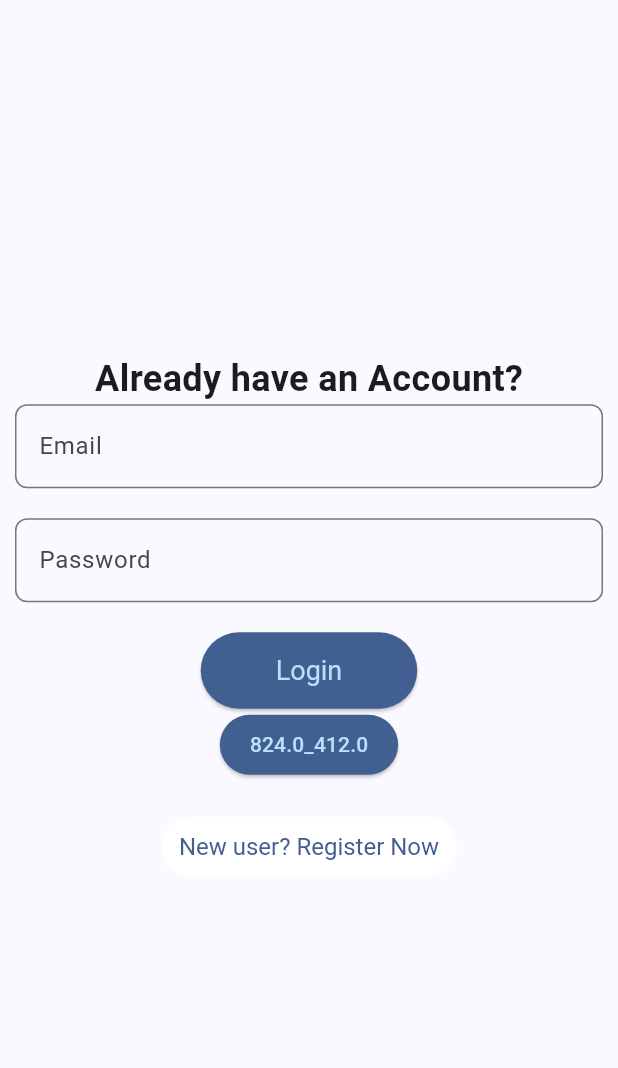
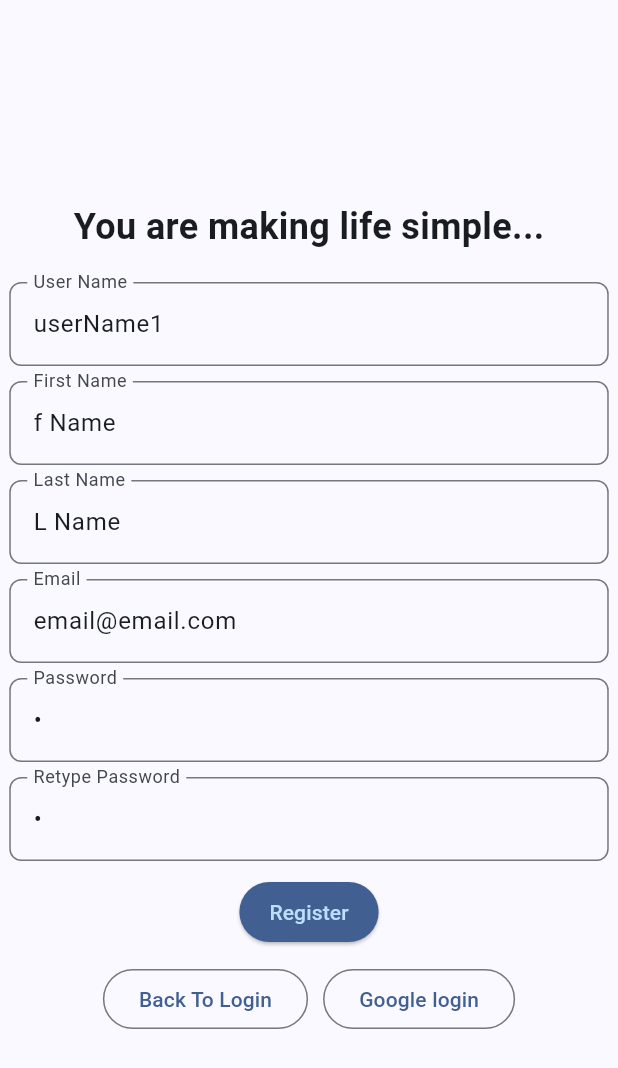
Before and after one commit to hrTomal/business_tracker_pro, a Flutter app: the AuthenticationPage screen opened by its route, after a tap on "New user? Register Now", on a phone screen of 412 x 824 dp. Shown: the top 1068 px of the screen. Run offline on Flutter 3.47's test engine with Material 3 defaults, Android fonts, the phone set to English and light mode, and no system bars; our stand-ins replace dropdown_search, equatable, flutter_bloc, flutter_native_splash, flutter_secure_storage, flutter_svg and 3 more; accounts and stored records are empty.

Commit message:
registration data submit done withot validation

```diff
--- a/lib/config/routes/app_routes.dart
+++ b/lib/config/routes/app_routes.dart
@@ -1,4 +1,5 @@
 import 'package:business_tracker/features/auth/presentation/pages/auth_page.dart';
+import 'package:business_tracker/features/auth/presentation/pages/register_page.dart';
 import 'package:business_tracker/features/categories/presentation/pages/add_categories.dart';
 import 'package:business_tracker/features/categories/presentation/pages/all_categories.dart';
 import 'package:business_tracker/features/dashboard/presentation/pages/dashboard.dart';
@@ -33,6 +34,7 @@ class AppRoutes {
   static const String addVendorPage = AddVendorPage.routeName;
   static const String allWarehousesPage = AllWarehousesPage.routeName;
   static const String addWarehousePage = AddWarehousePage.routeName;
+  static const String regiserPage = RegisterPage.routeName;
 
   static Route<dynamic> generateRoute(RouteSettings settings) {
     switch (settings.name) {
@@ -100,6 +102,10 @@ class AppRoutes {
         return MaterialPageRoute(
           builder: (_) => AddWarehousePage(),
         );
+      case regiserPage:
+        return MaterialPageRoute(
+          builder: (_) => const RegisterPage(),
+        );
       default:
         return MaterialPageRoute(
           builder: (_) => Scaffold(
--- /dev/null
+++ b/lib/features/auth/data/datasources/AuthenticationRemoteDataSource.dart
@@ -0,0 +1,37 @@
+import 'dart:convert';
+import 'package:business_tracker/core/storage/token_storage.dart';
+import 'package:business_tracker/core/utils/constants.dart';
+import 'package:business_tracker/features/auth/data/models/register_response.dart';
+import 'package:http/http.dart' as http;
+
+class AuthenticationRemoteDataSource {
+  final TokenStorage _tokenStorage = TokenStorage();
+
+  Future<void> registerUser(String email, String password, String firstName,
+      String lastName, String userName) async {
+    final url = Uri.parse('${AppConstants.baseUrl}/user/users/register/');
+
+    final response = await http.post(
+      url,
+      headers: {'Content-Type': 'application/json'},
+      body: json.encode({
+        'username': userName,
+        'email': email,
+        'password': password,
+        'password2': password,
+        'first_name': firstName,
+        'last_name': lastName,
+      }),
+    );
+
+    if (response.statusCode == 201) {
+      final responseData = json.decode(response.body);
+      final responseObj = RegisterResponse.fromJson(responseData);
+      await _tokenStorage.saveTokens(
+          responseObj.access ?? '', responseObj.refresh ?? '');
+    } else {
+      // Handle error response
+      throw Exception('Failed to register user');
+    }
+  }
+}
--- /dev/null
+++ b/lib/features/auth/domain/repositories/AuthenticationRepository.dart
@@ -0,0 +1,4 @@
+abstract class AuthenticationRepository {
+  Future<void> registerUser(String email, String password, String firstName,
+      String lastName, String userName);
+}
--- /dev/null
+++ b/lib/features/auth/domain/repositories/AuthenticationRepositoryImpl.dart
@@ -0,0 +1,15 @@
+import 'package:business_tracker/features/auth/data/datasources/AuthenticationRemoteDataSource.dart';
+import 'package:business_tracker/features/auth/domain/repositories/AuthenticationRepository.dart';
+
+class AuthenticationRepositoryImpl implements AuthenticationRepository {
+  final AuthenticationRemoteDataSource remoteDataSource;
+
+  AuthenticationRepositoryImpl(this.remoteDataSource);
+
+  @override
+  Future<void> registerUser(String email, String password, String firstName,
+      String lastName, String userName) async {
+    await remoteDataSource.registerUser(
+        email, password, firstName, lastName, userName);
+  }
+}
--- /dev/null
+++ b/lib/features/auth/presentation/blocs/register/register_bloc.dart
@@ -0,0 +1,24 @@
+import 'package:business_tracker/features/auth/domain/repositories/AuthenticationRepository.dart';
+import 'package:business_tracker/features/auth/presentation/blocs/register/register_event.dart';
+import 'package:business_tracker/features/auth/presentation/blocs/register/register_state.dart';
+import 'package:flutter_bloc/flutter_bloc.dart';
+import 'package:get_it/get_it.dart';
+
+class RegisterBloc extends Bloc<RegisterEvent, RegisterState> {
+  final AuthenticationRepository repository =
+      GetIt.I<AuthenticationRepository>();
+
+  RegisterBloc() : super(RegisterInitial()) {
+    on<RegisterSubmitted>((event, emit) async {
+      emit(RegisterLoading());
+
+      try {
+        await repository.registerUser(event.email, event.password,
+            event.firstName, event.lastName, event.userName);
+        emit(RegisterSuccess());
+      } catch (e) {
+        emit(RegisterFailure(error: e.toString()));
+      }
+    });
+  }
+}
--- /dev/null
+++ b/lib/features/auth/presentation/blocs/register/register_event.dart
@@ -0,0 +1,44 @@
+import 'package:equatable/equatable.dart';
+
+abstract class RegisterEvent extends Equatable {
+  const RegisterEvent();
+
+  @override
+  List<Object?> get props => [];
+}
+
+class RegisterSubmitted extends RegisterEvent {
+  final String email;
+  final String password;
+  final String firstName;
+  final String lastName;
+  final String userName;
+
+  const RegisterSubmitted(
+      {required this.email,
+      required this.password,
+      required this.firstName,
+      required this.lastName,
+      required this.userName});
+
+  @override
+  List<Object?> get props => [email, password, firstName, lastName, userName];
+}
+
+class RegisterEmailChanged extends RegisterEvent {
+  final String email;
+
+  const RegisterEmailChanged(this.email);
+
+  @override
+  List<Object?> get props => [email];
+}
+
+class RegisterPasswordChanged extends RegisterEvent {
+  final String password;
+
+  const RegisterPasswordChanged(this.password);
+
+  @override
+  List<Object?> get props => [password];
+}
--- /dev/null
+++ b/lib/features/auth/presentation/blocs/register/register_state.dart
@@ -0,0 +1,23 @@
+import 'package:equatable/equatable.dart';
+
+abstract class RegisterState extends Equatable {
+  const RegisterState();
+
+  @override
+  List<Object?> get props => [];
+}
+
+class RegisterInitial extends RegisterState {}
+
+class RegisterLoading extends RegisterState {}
+
+class RegisterSuccess extends RegisterState {}
+
+class RegisterFailure extends RegisterState {
+  final String error;
+
+  const RegisterFailure({required this.error});
+
+  @override
+  List<Object?> get props => [error];
+}
--- a/lib/features/auth/presentation/pages/auth_page.dart
+++ b/lib/features/auth/presentation/pages/auth_page.dart
@@ -1,3 +1,4 @@
+import 'package:business_tracker/features/auth/presentation/pages/register_page.dart';
 import 'package:business_tracker/features/common/presentation/widgets/buttons/custom_buttons.dart';
 import 'package:business_tracker/features/dashboard/presentation/pages/dashboard.dart';
 import 'package:flutter/material.dart';
@@ -36,7 +37,7 @@ class _AuthenticationPageState extends State<AuthenticationPage> {
                   ),
                 ),
               ),
-              SizedBox(height: 20),
+              const SizedBox(height: 20),
               TextField(
                 decoration: InputDecoration(
                   labelText: 'Password',
@@ -47,37 +48,49 @@ class _AuthenticationPageState extends State<AuthenticationPage> {
                 ),
                 obscureText: true,
               ),
-              SizedBox(height: 20),
+              const SizedBox(height: 20),
               ElevatedButton(
                 onPressed: () {},
+                style: ElevatedButton.styleFrom(
+                  backgroundColor: Theme.of(context).primaryColor,
+                  padding:
+                      const EdgeInsets.symmetric(horizontal: 50, vertical: 15),
+                  textStyle: const TextStyle(fontSize: 18),
+                ),
                 child: Text(
                   'Login',
                   style: TextStyle(
                     color: Theme.of(context).primaryColorLight,
                   ),
                 ),
-                style: ElevatedButton.styleFrom(
-                  backgroundColor: Theme.of(context).primaryColor,
-                  padding: EdgeInsets.symmetric(horizontal: 50, vertical: 15),
-                  textStyle: TextStyle(fontSize: 18),
-                ),
               ),
-              CustomButtonPrimary(
-                text: '',
-                height: pageHeight,
-                width: pageWidth,
+              // CustomButtonPrimary(
+              //   text: '',
+              //   height: pageHeight,
+              //   width: pageWidth,
+              //   onPressed: () {
+              //     Navigator.of(context).pushNamed(Dashboard.routeName);
+              //   },
+              // ),
+              const SizedBox(height: 10),
+              const Divider(
+                height: 5,
+              ),
+              const SizedBox(height: 10),
+              OutlinedButton.icon(
+                onPressed: () {},
+                icon: const Icon(Icons.login),
+                label: const Text('Google Login'),
+              ),
+              const SizedBox(height: 10),
+              TextButton(
                 onPressed: () {
-                  Navigator.of(context).pushNamed(Dashboard.routeName);
+                  Navigator.of(context).pushNamed(RegisterPage.routeName);
                 },
-              ),
-              SizedBox(height: 20),
-              TextButton(
-                onPressed: () {},
-                child: Text('New user? Register Now'),
                 style: TextButton.styleFrom(
                   backgroundColor: Theme.of(context).indicatorColor,
-                  textStyle: TextStyle(fontSize: 16),
                 ),
+                child: const Text('New user? Register Now'),
               ),
             ],
           ),
--- /dev/null
+++ b/lib/features/auth/presentation/pages/register_page.dart
@@ -0,0 +1,166 @@
+import 'package:business_tracker/config/styles/app_dimensions.dart';
+import 'package:business_tracker/features/auth/domain/repositories/AuthenticationRepository.dart';
+import 'package:business_tracker/features/auth/presentation/blocs/register/register_bloc.dart';
+import 'package:business_tracker/features/auth/presentation/blocs/register/register_event.dart';
+import 'package:business_tracker/features/auth/presentation/blocs/register/register_state.dart';
+import 'package:business_tracker/features/auth/presentation/pages/auth_page.dart';
+import 'package:business_tracker/features/common/presentation/widgets/CustomAppBar/custom_app_bar.dart';
+import 'package:business_tracker/features/common/presentation/widgets/buttons/custom_buttons.dart';
+import 'package:business_tracker/features/dashboard/presentation/pages/dashboard.dart';
+import 'package:flutter/material.dart';
+import 'package:flutter_bloc/flutter_bloc.dart';
+
+class RegisterPage extends StatefulWidget {
+  static const String routeName = 'register_page';
+
+  const RegisterPage({super.key});
+
+  @override
+  State<RegisterPage> createState() => _RegisterPageState();
+}
+
+class _RegisterPageState extends State<RegisterPage> {
+  final TextEditingController _userNameController =
+      TextEditingController(text: 'userName1');
+  final TextEditingController _firstNameController =
+      TextEditingController(text: 'f Name');
+  final TextEditingController _lastNameController =
+      TextEditingController(text: 'L Name');
+  final TextEditingController _emailController =
+      TextEditingController(text: 'email@email.com');
+  final TextEditingController _passwordController =
+      TextEditingController(text: '1');
+  final TextEditingController _retypePasswordController =
+      TextEditingController(text: '1');
+
+  @override
+  void dispose() {
+    _userNameController.dispose();
+    _firstNameController.dispose();
+    _lastNameController.dispose();
+    _emailController.dispose();
+    _passwordController.dispose();
+    _retypePasswordController.dispose();
+    super.dispose();
+  }
+
+  @override
+  Widget build(BuildContext context) {
+    var dimensions = AppDimensions(context);
+    double gap = 10;
+    return BlocProvider(
+      create: (context) => RegisterBloc(),
+      child: BlocListener<RegisterBloc, RegisterState>(
+        listener: (context, state) {
+          if (state is RegisterSuccess) {
+          } else if (state is RegisterFailure) {
+          } else if (state is RegisterLoading) {}
+        },
+        child: SafeArea(
+          child: Scaffold(
+            // appBar: const CustomAppBar(
+            //   title: 'Register',
+            // ),
+
+            body: Padding(
+              padding: dimensions.pagePaddingGlobal,
+              child: Center(
+                child: SingleChildScrollView(
+                  physics: ClampingScrollPhysics(),
+                  child: Column(
+                    mainAxisAlignment: MainAxisAlignment.center,
+                    crossAxisAlignment: CrossAxisAlignment.center,
+                    children: [
+                      Container(
+                        margin: const EdgeInsets.only(
+                          bottom: 20,
+                        ),
+                        child: const Text(
+                          'You are making life simple...',
+                          style: TextStyle(
+                              fontSize: 24, fontWeight: FontWeight.bold),
+                        ),
+                      ),
+                      _buildTextField(_userNameController, 'User Name'),
+                      SizedBox(height: gap),
+                      _buildTextField(_firstNameController, 'First Name'),
+                      SizedBox(height: gap),
+                      _buildTextField(_lastNameController, 'Last Name'),
+                      SizedBox(height: gap),
+                      _buildTextField(_emailController, 'Email',
+                          hintText: 'example@email.com'),
+                      SizedBox(height: gap),
+                      _buildTextField(_passwordController, 'Password',
+                          obscureText: true),
+                      SizedBox(height: gap),
+                      _buildTextField(
+                          _retypePasswordController, 'Retype Password',
+                          obscureText: true),
+                      SizedBox(height: gap),
+                      CustomButtonPrimary(
+                        text: 'Register',
+                        // height: pageHeight,
+                        // width: pageWidth,
+                        onPressed: () {
+                          // Navigator.of(context).pushNamed(Dashboard.routeName);
+                          if (_passwordController.text ==
+                              _retypePasswordController.text) {
+                            context.read<RegisterBloc>().add(RegisterSubmitted(
+                                  email: _emailController.text,
+                                  password: _passwordController.text,
+                                  userName: _userNameController.text,
+                                  firstName: _firstNameController.text,
+                                  lastName: _lastNameController.text,
+                                ));
+                          } else {
+                            print('Error');
+                          }
+                        },
+                      ),
+                      SizedBox(height: gap),
+                      Row(
+                        crossAxisAlignment: CrossAxisAlignment.center,
+                        mainAxisAlignment: MainAxisAlignment.center,
+                        children: [
+                          OutlinedButton(
+                            onPressed: () {
+                              Navigator.of(context)
+                                  .pushNamed(AuthenticationPage.routeName);
+                            },
+                            child: const Text('Back To Login'),
+                          ),
+                          const VerticalDivider(
+                            width: 10,
+                          ),
+                          OutlinedButton(
+                            onPressed: () {},
+                            child: const Text('Google login'),
+                          ),
+                        ],
+                      )
+                    ],
+                  ),
+                ),
+              ),
+            ),
+          ),
+        ),
+      ),
+    );
+  }
+
+  TextField _buildTextField(TextEditingController controller, String labelText,
+      {bool obscureText = false, String? hintText}) {
+    return TextField(
+      controller: controller,
+      decoration: InputDecoration(
+        labelText: labelText,
+        hintText: hintText,
+        border: OutlineInputBorder(
+          borderRadius: BorderRadius.circular(8),
+        ),
+      ),
+      obscureText: obscureText,
+    );
+  }
+}
--- a/lib/features/common/presentation/widgets/buttons/custom_buttons.dart
+++ b/lib/features/common/presentation/widgets/buttons/custom_buttons.dart
@@ -23,7 +23,7 @@ class CustomButtonPrimary extends StatelessWidget {
       ),
       child: FittedBox(
         child: Text(
-          '$text${height}_$width',
+          text,
           style: TextStyle(
             color: Theme.of(context).primaryColorLight,
           ),
--- a/pubspec.yaml
+++ b/pubspec.yaml
@@ -37,7 +37,7 @@ dependencies:
   cupertino_icons: ^1.0.6
   flutter_bloc: ^8.1.6
   equatable: ^2.0.5
-  get_it: ^7.7.0
+  get_it: ^8.0.0
   sliding_up_panel: ^2.0.0+1
   modal_bottom_sheet: ^3.0.0
   dropdown_search: ^5.0.6
@@ -45,6 +45,9 @@ dependencies:
   flutter_svg: ^2.0.10+1
   intl: ^0.19.0
   flutter_native_splash: ^2.4.1
+  http: ^1.2.2
+  flutter_secure_storage: ^9.2.2
+  json_annotation: ^4.9.0
 
 dev_dependencies:
   flutter_test:
```
Also changed, not shown: lib/core/storage/token_storage.dart (added, +56 -0 lines), lib/core/utils/constants.dart (added, +15 -0 lines), lib/core/utils/service_locator.dart (added, +16 -0 lines), lib/features/auth/data/models/register_response.dart (added, +40 -0 lines), lib/main.dart (+50 -8 lines), lib/features/auth/presentation/blocs/login/auth_bloc.dart (added), lib/features/auth/presentation/blocs/login/auth_event.dart (added), lib/features/auth/presentation/blocs/login/auth_state.dart (added), pubspec.lock, 5 other files.
